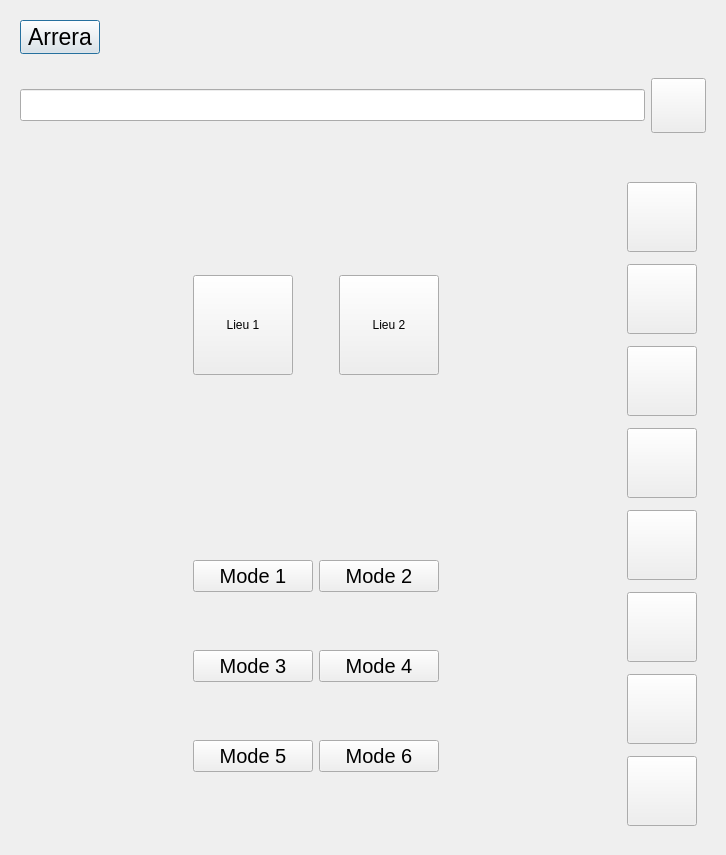
This is arreraui.ui in Arrera-Software/Arrera-Interface as Qt 5 draws it before an edit. The edited form follows.
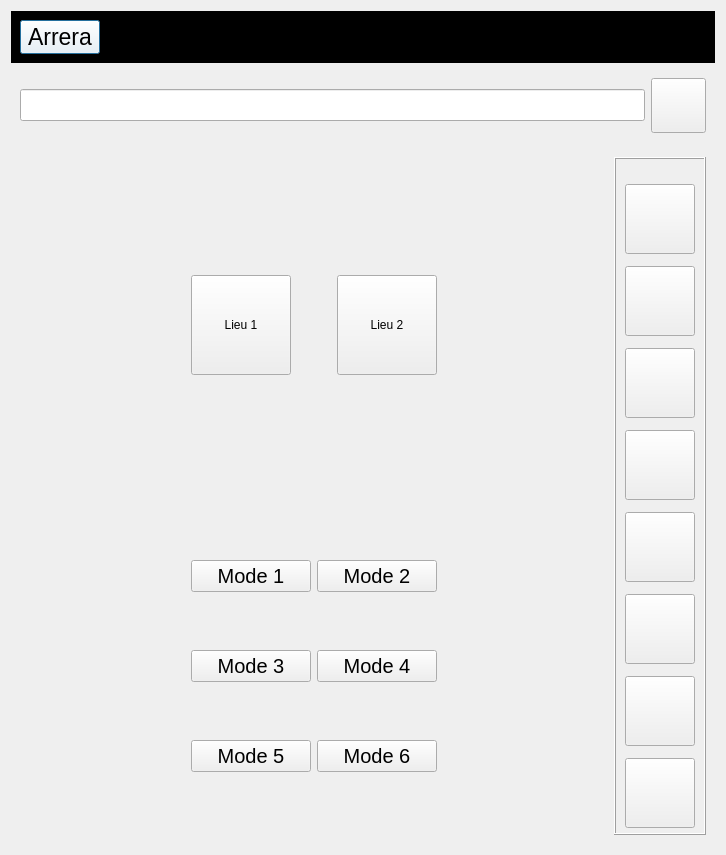
This is the edited form. Icons and pictures are not drawn.

Commit message: Modif du stye

Patch:
```diff
--- a/arreraui.ui
+++ b/arreraui.ui
@@ -32,6 +32,9 @@
   <layout class="QVBoxLayout" name="verticalLayout">
    <item>
     <widget class="QFrame" name="TOPFRAME">
+     <property name="styleSheet">
+      <string notr="true">background-color: rgb(0, 0, 0);</string>
+     </property>
      <property name="frameShape">
       <enum>QFrame::Shape::NoFrame</enum>
      </property>
@@ -46,6 +49,10 @@
           <pointsize>17</pointsize>
          </font>
         </property>
+        <property name="styleSheet">
+         <string notr="true">background-color: rgb(255, 255, 255);
+color: rgb(0, 0, 0);</string>
+        </property>
         <property name="text">
          <string>Arrera</string>
         </property>
@@ -81,6 +88,9 @@
           <pointsize>15</pointsize>
          </font>
         </property>
+        <property name="styleSheet">
+         <string notr="true">color: rgb(255, 255, 255);</string>
+        </property>
         <property name="text">
          <string/>
         </property>
@@ -502,8 +512,11 @@
        </item>
        <item>
         <widget class="QFrame" name="TASKBARMAIN">
+         <property name="styleSheet">
+          <string notr="true"/>
+         </property>
          <property name="frameShape">
-          <enum>QFrame::Shape::NoFrame</enum>
+          <enum>QFrame::Shape::Box</enum>
          </property>
          <property name="frameShadow">
           <enum>QFrame::Shadow::Raised</enum>
```
The commit also changes 1 other file.
